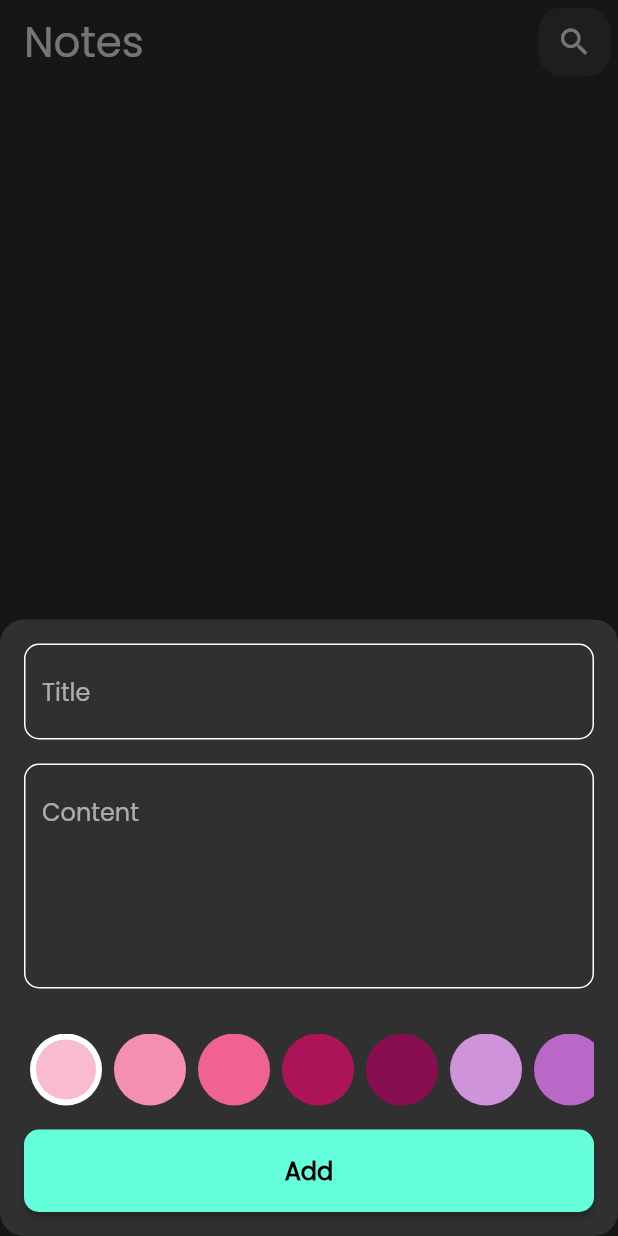
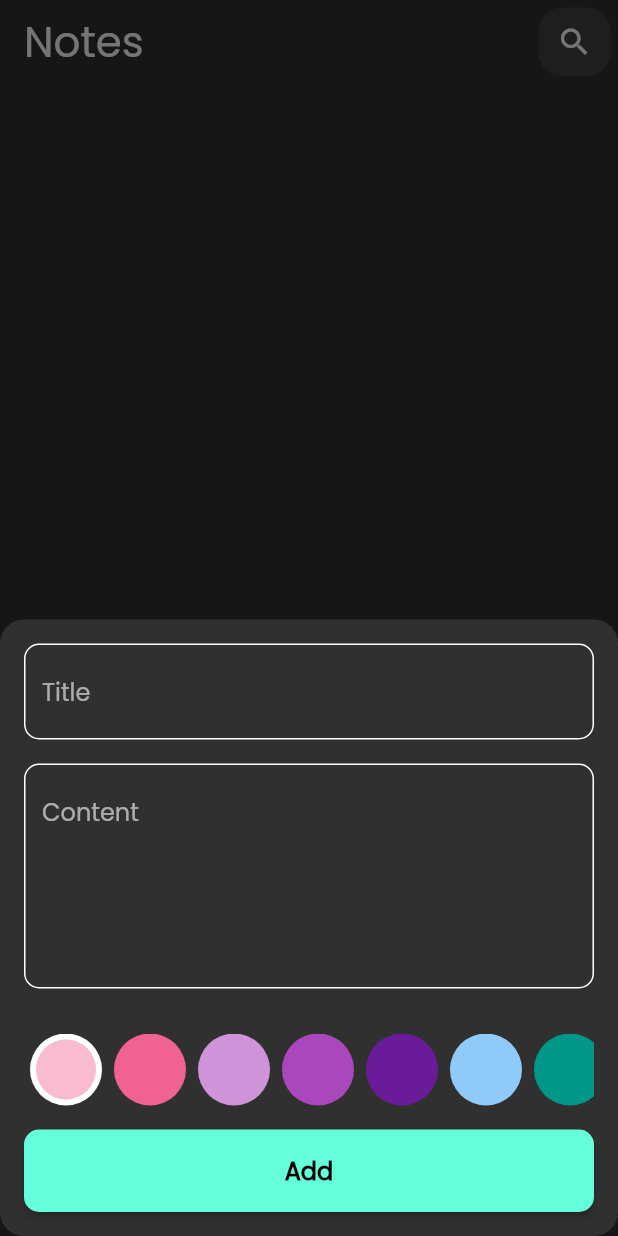
Before and after one commit to SamarAbdulaziz/Note_app_hive, a Flutter app: the screen it shows after launch, after a tap on the "add" icon, on a phone screen of 412 x 824 dp. Run offline on Flutter 3.47's test engine with Material 2 defaults, Android fonts, the phone set to English and light mode, and no system bars; our stand-ins replace bloc, flutter_bloc, font_awesome_flutter, hive, hive_flutter; accounts and stored records are empty.

Commit message:
add more colors

```diff
--- a/lib/constant.dart
+++ b/lib/constant.dart
@@ -1,17 +1,16 @@
 import 'package:flutter/material.dart';
 
 const Color kPrimaryColor = Colors.tealAccent;
-const String kNotesBox='notes_box';
+const String kNotesBox = 'notes_box';
 List<Color?> kColors = [
   Colors.pink[100],
-  Colors.pink[200],
   Colors.pink[300],
-  Colors.pink[800],
-  Colors.pink[900],
   Colors.purple[200],
-  Colors.purple[300],
   Colors.purple[400],
-  Colors.purple[600],
   Colors.purple[800],
-  Colors.deepPurple[600],
+  Colors.blue[200],
+  Colors.teal,
+  Colors.green[300],
+  Colors.green[600],
+  Colors.yellow
 ];
```
Also changed, not shown: lib/views/widgets/CustomItem.dart (+13 -48 lines).
